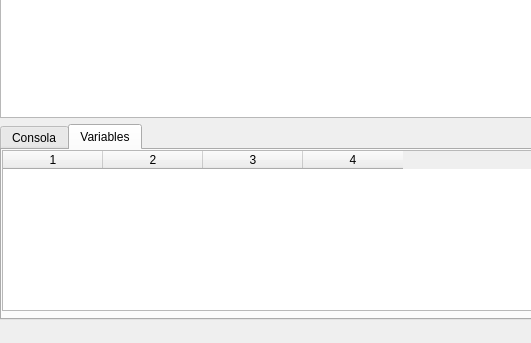
Qt form mainwindow.ui (Xvimnt/-OLC1-Practica2_Compiladores) before a commit; both pictures show x 0 to 531 and y 126 to 469 of the 680 by 469 pixel window.
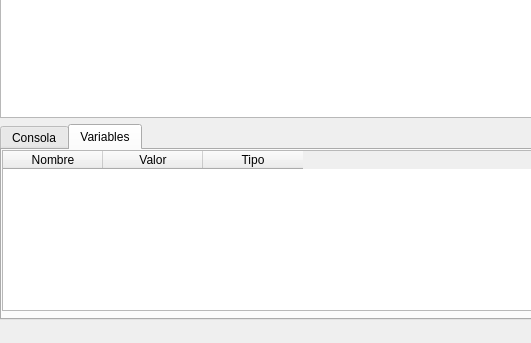
The same form after that commit.

Diff of the .ui file:
```diff
--- a/mainwindow.ui
+++ b/mainwindow.ui
@@ -67,12 +67,23 @@
           </rect>
          </property>
          <property name="columnCount">
-          <number>4</number>
+          <number>3</number>
          </property>
-         <column/>
-         <column/>
-         <column/>
-         <column/>
+         <column>
+          <property name="text">
+           <string>Nombre</string>
+          </property>
+         </column>
+         <column>
+          <property name="text">
+           <string>Valor</string>
+          </property>
+         </column>
+         <column>
+          <property name="text">
+           <string>Tipo</string>
+          </property>
+         </column>
         </widget>
        </widget>
       </widget>
```
Left out of the diff: 2 changed lines with no effect on the pictures.
